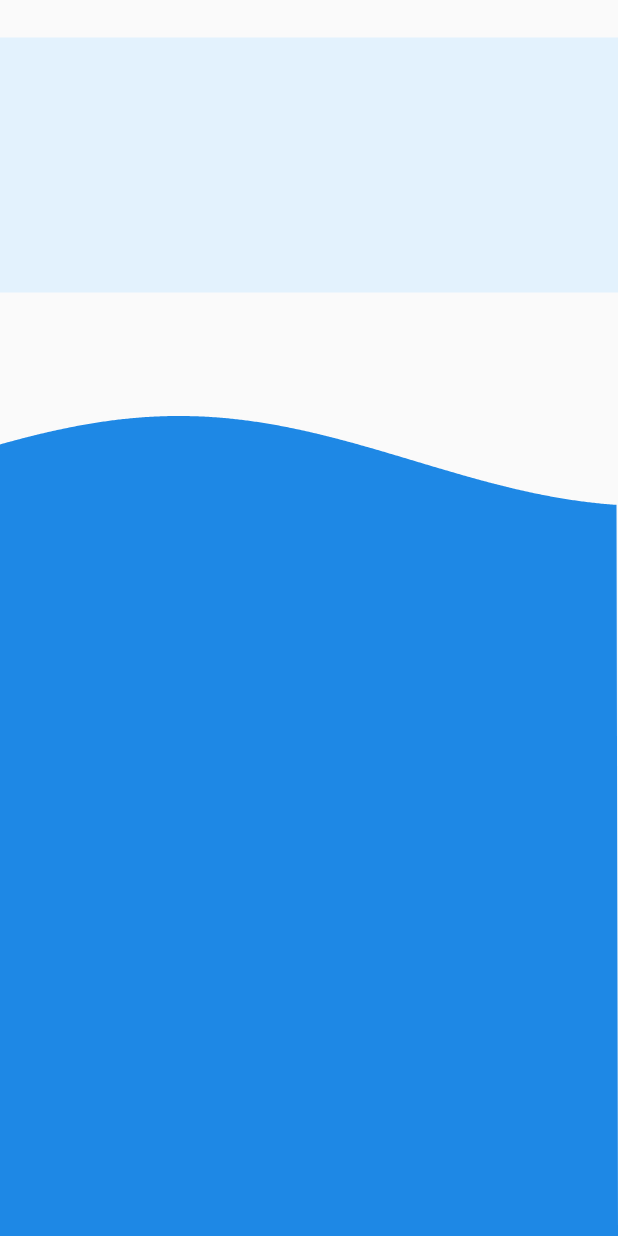
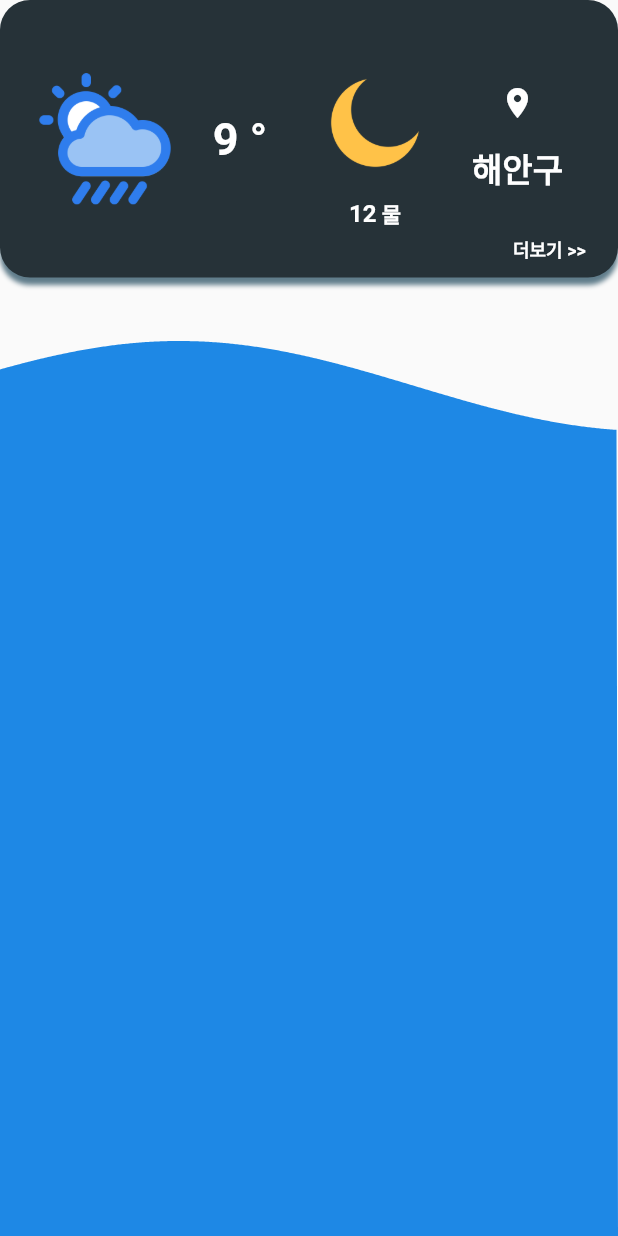
Before and after one commit to k984530/Fishermap, a Flutter app: the screen it shows after launch, on a phone screen of 412 x 824 dp. Run offline on Flutter 3.47's test engine with Material 2 defaults, Android fonts, the phone set to English and light mode, and no system bars; our stand-ins replace get.

Commit message:
[Add] Weather Widget

```diff
--- a/lib/Screens/Main/MainScreen.dart
+++ b/lib/Screens/Main/MainScreen.dart
@@ -11,12 +11,8 @@ class MainScreen extends StatelessWidget {
       body: Stack(
         alignment: Alignment.bottomCenter,
         children: [
-          Positioned(
-            left: 0,
-            right: 0,
-            bottom: 0,
-            child: WaveWidget(),
-          ),
+          Container(),
+          WaveWidget(),
           Positioned(
             top: 0,
             left: 0,
--- a/lib/Screens/Main/Widgets/waveWidget.dart
+++ b/lib/Screens/Main/Widgets/waveWidget.dart
@@ -31,7 +31,7 @@ class _WaveWidgetState extends State<WaveWidget>
     super.initState();
   }
 
-  final double waveHeight = 600;
+  final double waveHeight = 650;
   @override
   Widget build(BuildContext context) {
     return SizedBox(
--- a/lib/Screens/Main/Widgets/weatherWidget.dart
+++ b/lib/Screens/Main/Widgets/weatherWidget.dart
@@ -11,10 +11,134 @@ class _WeatherWidgetState extends State<WeatherWidget> {
   @override
   Widget build(BuildContext context) {
     return Container(
-      height: 170,
-      margin: EdgeInsets.only(top: 25),
+      height: 185,
       decoration: BoxDecoration(
-        color: Colors.blue[50],
+        color: Colors.blueGrey[900],
+        borderRadius: BorderRadius.circular(20),
+        boxShadow: [
+          BoxShadow(
+            color: Colors.blueGrey,
+            offset: Offset(0, 5),
+            blurRadius: 2,
+          ),
+        ],
+      ),
+      child: Stack(
+        alignment: AlignmentDirectional.bottomCenter,
+        children: [
+          Positioned(
+            top: 0,
+            bottom: 0,
+            left: 10,
+            width: 120,
+            child: Column(
+              crossAxisAlignment: CrossAxisAlignment.center,
+              children: [
+                Spacer(),
+                Image.asset(
+                  'assets/wheather.png',
+                  width: 100,
+                ),
+                Spacer(),
+              ],
+            ),
+          ),
+          Positioned(
+            top: 0,
+            bottom: 0,
+            left: 130,
+            width: 60,
+            child: Center(
+              child: Text(
+                '9 °',
+                style: TextStyle(
+                  color: Colors.white,
+                  fontSize: 30,
+                  fontWeight: FontWeight.bold,
+                ),
+              ),
+            ),
+          ),
+          Positioned(
+            top: 0,
+            bottom: 0,
+            left: 190,
+            width: 120,
+            child: Column(
+              crossAxisAlignment: CrossAxisAlignment.center,
+              children: [
+                Spacer(),
+                Image.asset(
+                  'assets/Moon.png',
+                  width: 100,
+                ),
+                Text.rich(
+                  TextSpan(
+                    children: [
+                      TextSpan(
+                        text: "12",
+                        style: TextStyle(
+                          color: Colors.white,
+                          fontSize: 16,
+                          fontWeight: FontWeight.bold,
+                        ),
+                      ),
+                      TextSpan(
+                        text: " 물",
+                        style: TextStyle(
+                          color: Colors.white,
+                          fontSize: 14,
+                          fontWeight: FontWeight.bold,
+                        ),
+                      ),
+                    ],
+                  ),
+                ),
+                Spacer(),
+              ],
+            ),
+          ),
+          Positioned(
+            top: 0,
+            bottom: 0,
+            left: 310,
+            width: 70,
+            child: Column(
+              children: [
+                Spacer(),
+                Icon(
+                  Icons.location_on,
+                  color: Colors.white,
+                ),
+                SizedBox(
+                  height: 15,
+                ),
+                Text(
+                  "해안구",
+                  style: TextStyle(
+                    color: Colors.white,
+                    fontSize: 22,
+                    fontWeight: FontWeight.bold,
+                  ),
+                ),
+                Spacer(),
+              ],
+            ),
+          ),
+          Positioned(
+            bottom: 10,
+            right: 10,
+            width: 60,
+            child: Text(
+              "더보기 >>",
+              style: TextStyle(
+                color: Colors.white,
+                fontSize: 12,
+                fontWeight: FontWeight.bold,
+              ),
+            ),
+          ),
+        ],
       ),
     );
   }
--- a/lib/main.dart
+++ b/lib/main.dart
@@ -13,9 +13,15 @@ class MyApp extends StatelessWidget {
   @override
   Widget build(BuildContext context) {
     return GetMaterialApp(
+      debugShowCheckedModeBanner: false,
       title: 'Flutter Demo',
-      home: const MainScreen(),
-      getPages: [GetPage(name: '/Main', page: () => MainScreen())],
+      home: MainScreen(),
+      getPages: [
+        GetPage(
+          name: '/Main',
+          page: () => MainScreen(),
+        ),
+      ],
     );
   }
 }
--- a/pubspec.yaml
+++ b/pubspec.yaml
@@ -60,8 +60,8 @@ flutter:
   uses-material-design: true
 
   # To add assets to your application, add an assets section, like this:
-  # assets:
-  #   - images/a_dot_burr.jpeg
+  assets:
+    - assets/
   #   - images/a_dot_ham.jpeg
 
   # An image asset can refer to one or more resolution-specific "variants", see
```
Also changed, not shown: assets/Moon.png (added), assets/wheather.png (added).
